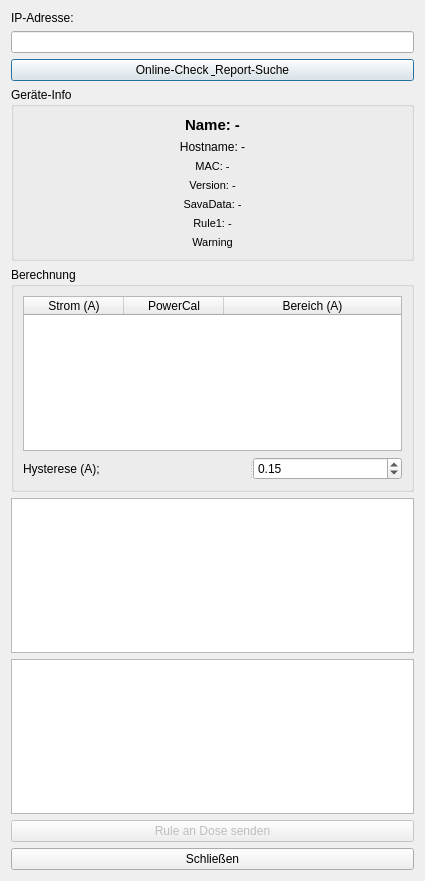
Qt form dynamic_cal.ui (Suitcasechild/AutoCal) before a commit.
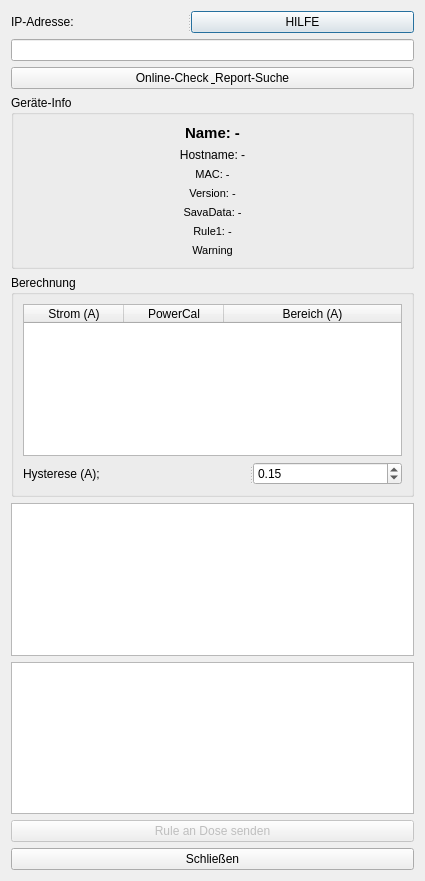
The same form after that commit.

Commit message: Update documentation and implement integrated help for dynamic calibration

What changed in the file:
```diff
--- a/dynamic_cal.ui
+++ b/dynamic_cal.ui
@@ -15,10 +15,20 @@
   </property>
   <layout class="QVBoxLayout" name="verticalLayout">
    <item>
+    <widget class="QSplitter" name="splitter_2">
+     <property name="orientation">
+      <enum>Qt::Orientation::Horizontal</enum>
+     </property>
     <widget class="QLabel" name="label">
      <property name="text">
       <string>IP-Adresse:</string>
      </property>
+     </widget>
+     <widget class="QPushButton" name="btn_help_dynamic">
+      <property name="text">
+       <string>HILFE</string>
+      </property>
+     </widget>
     </widget>
    </item>
    <item>
```
Lines whose indentation alone changed are shown as unchanged. The commit also changes 42 other files.
